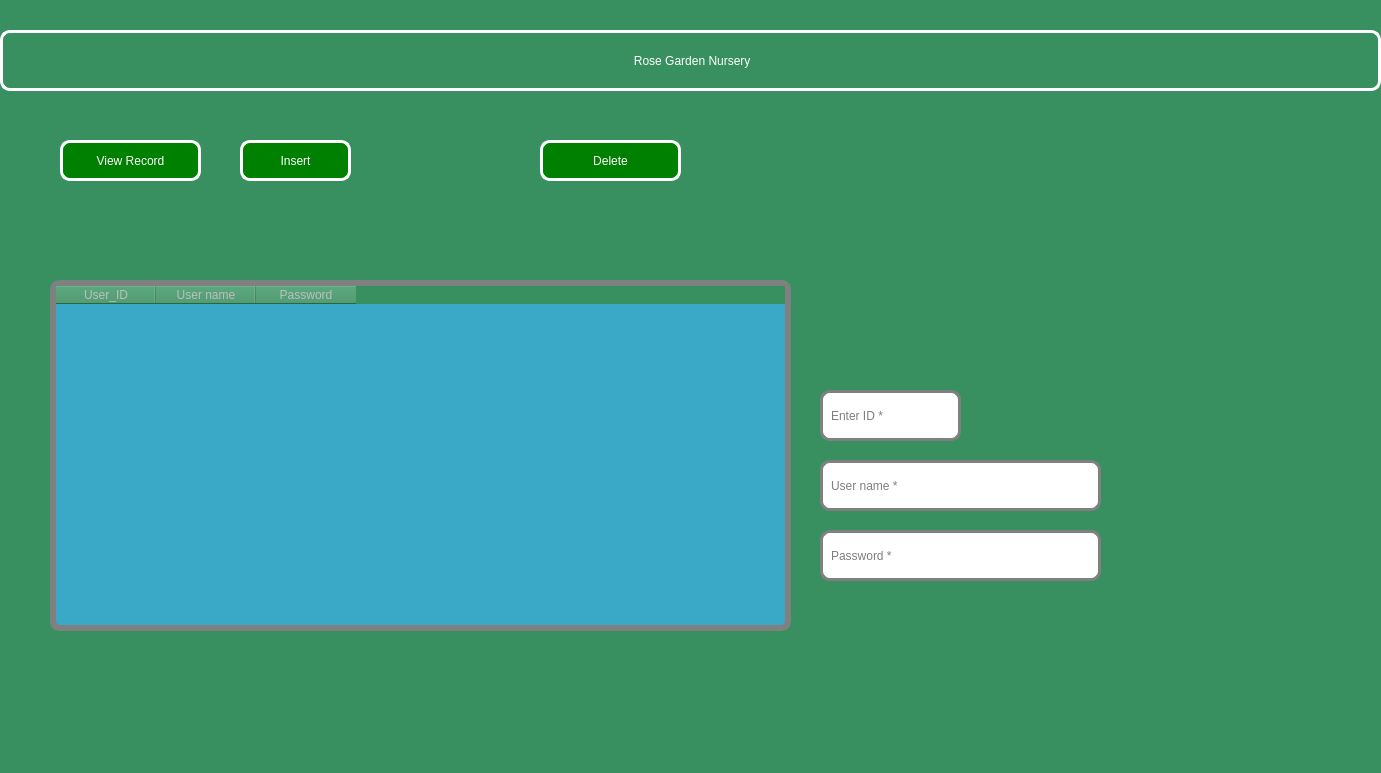
Old version of the form addsystemadmin.ui in the repository Rabsoninnora/RoseGardenPlantCareSystem.
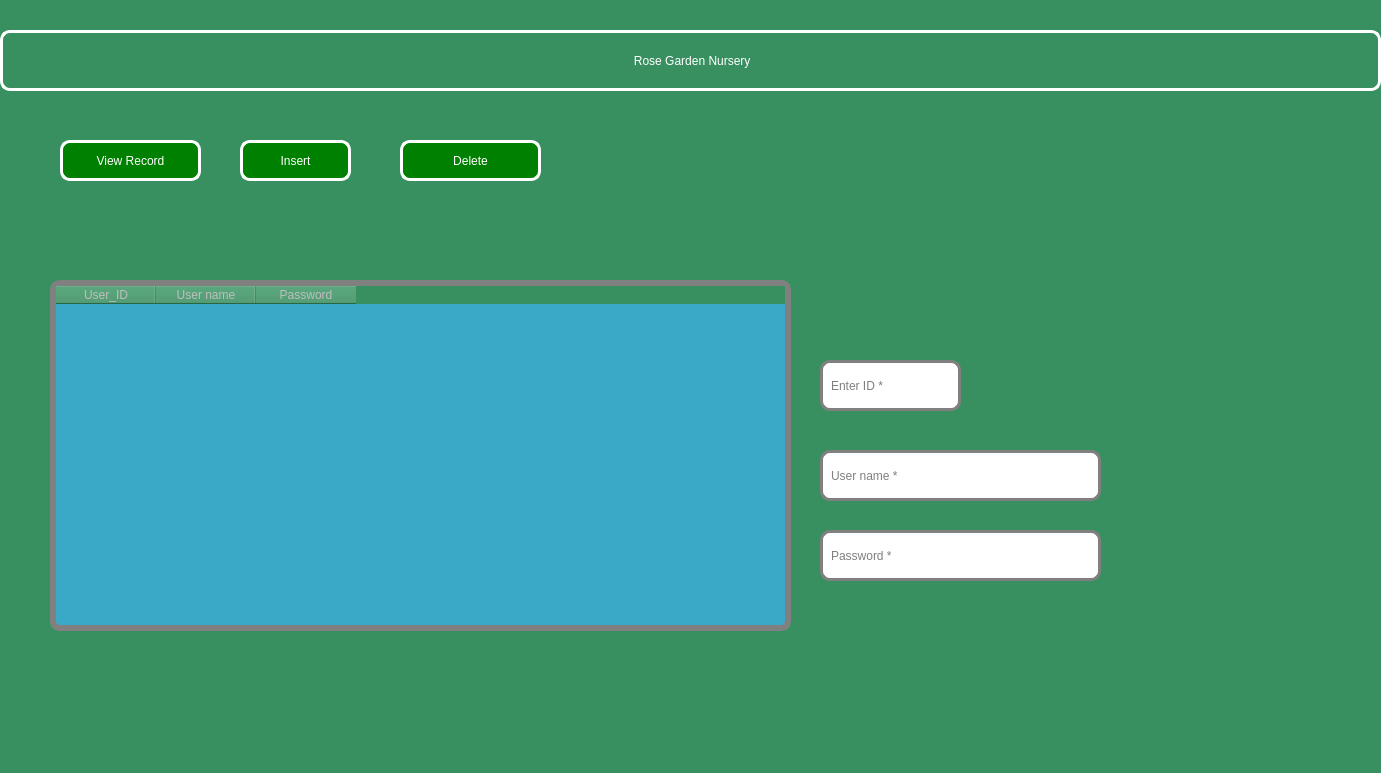
New version of the form. Icons and pictures are not drawn.

Diff of the .ui file:
```diff
--- a/addsystemadmin.ui
+++ b/addsystemadmin.ui
@@ -31,7 +31,7 @@
    <property name="geometry">
     <rect>
      <x>820</x>
-     <y>390</y>
+     <y>360</y>
      <width>141</width>
      <height>51</height>
     </rect>
@@ -54,7 +54,7 @@
    <property name="geometry">
     <rect>
      <x>820</x>
-     <y>460</y>
+     <y>450</y>
      <width>281</width>
      <height>51</height>
     </rect>
@@ -152,7 +152,7 @@
    </property>
    <property name="geometry">
     <rect>
-     <x>540</x>
+     <x>400</x>
      <y>140</y>
      <width>141</width>
      <height>41</height>
```
